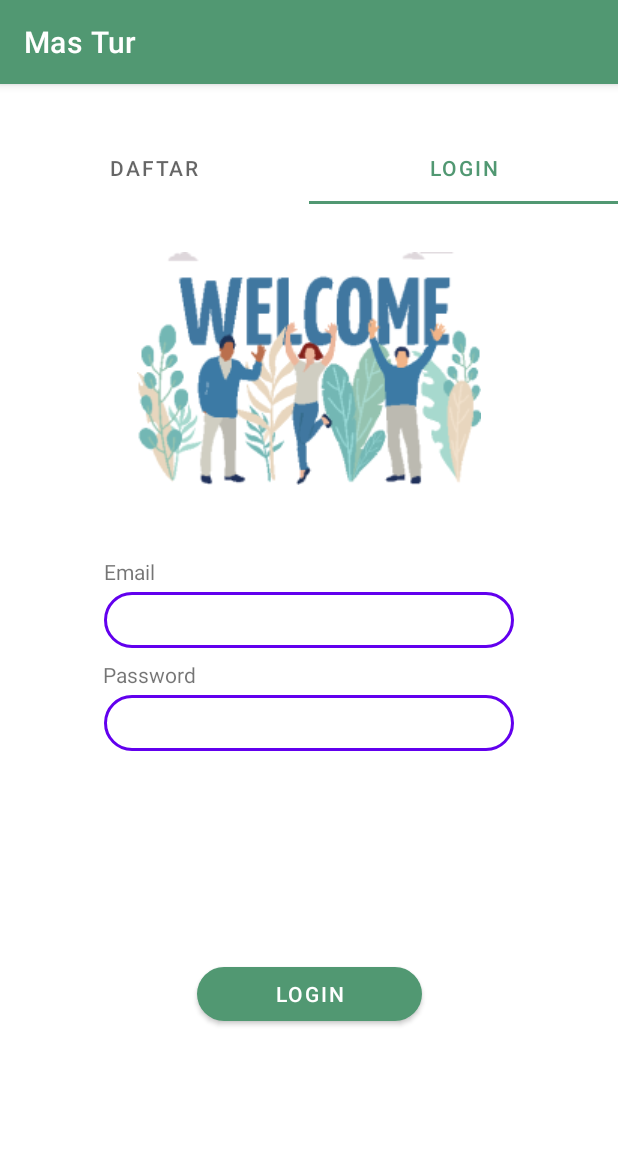
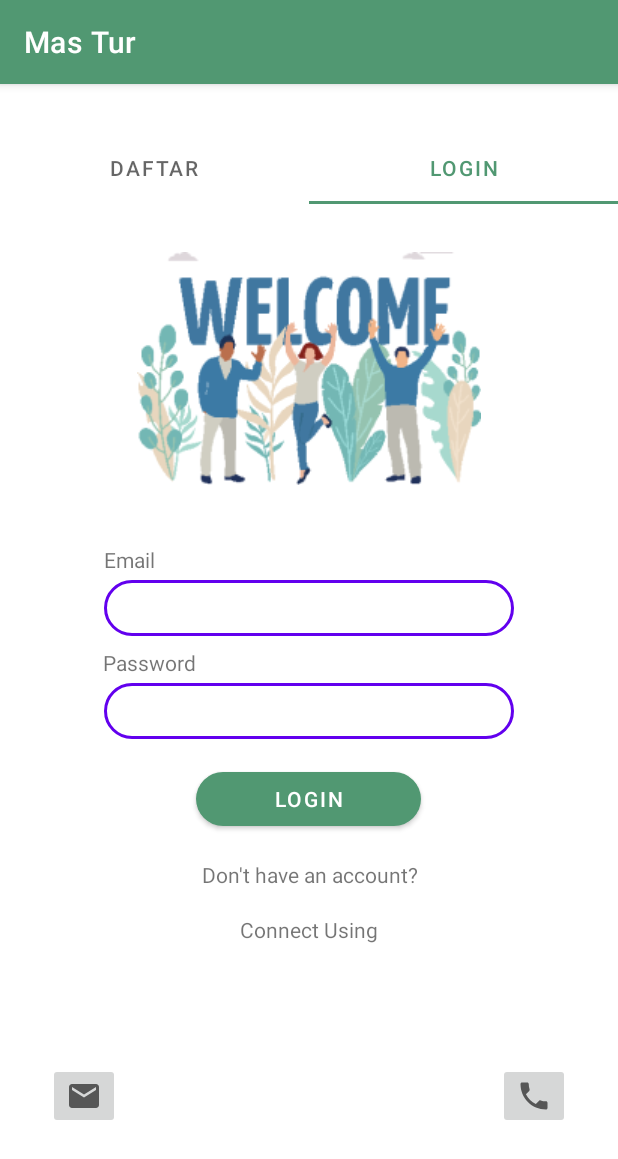
Before and after one commit to rfscenic/-ALFA-SC1-, an Android app: the DaftarFragment screen opened directly, with no data from a screen before it, tab 2 chosen, on a phone screen of 412 x 824 dp. Shown: the top 1159 px of the screen. Run offline under Robolectric (Android 15) with nearby library versions, the light colour scheme and no system bars.

Commit message:
Menambahkan button email dan phone pada halaman login

```diff
--- /dev/null
+++ b/Sprint2/Project/MasTur/app/src/main/res/drawable/ic_baseline_phone_24.xml
@@ -0,0 +1,10 @@
+<vector xmlns:android="http://schemas.android.com/apk/res/android"
+    android:width="24dp"
+    android:height="24dp"
+    android:viewportWidth="24"
+    android:viewportHeight="24"
+    android:tint="?attr/colorControlNormal">
+  <path
+      android:fillColor="@android:color/white"
+      android:pathData="M6.62,10.79c1.44,2.83 3.76,5.14 6.59,6.59l2.2,-2.2c0.27,-0.27 0.67,-0.36 1.02,-0.24 1.12,0.37 2.33,0.57 3.57,0.57 0.55,0 1,0.45 1,1V20c0,0.55 -0.45,1 -1,1 -9.39,0 -17,-7.61 -17,-17 0,-0.55 0.45,-1 1,-1h3.5c0.55,0 1,0.45 1,1 0,1.25 0.2,2.45 0.57,3.57 0.11,0.35 0.03,0.74 -0.25,1.02l-2.2,2.2z"/>
+</vector>
--- a/Sprint2/Project/MasTur/app/src/main/res/layout/fragment_login.xml
+++ b/Sprint2/Project/MasTur/app/src/main/res/layout/fragment_login.xml
@@ -11,7 +11,7 @@
         android:layout_width="wrap_content"
         android:layout_height="wrap_content"
         android:layout_marginTop="8dp"
-        android:text="Password"
+        android:text="@string/password"
         app:layout_constraintEnd_toEndOf="parent"
         app:layout_constraintHorizontal_bias="0.197"
         app:layout_constraintStart_toStartOf="parent"
@@ -27,18 +27,18 @@
         android:inputType="textPassword"
         app:layout_constraintEnd_toEndOf="parent"
         app:layout_constraintStart_toStartOf="parent"
-        app:layout_constraintTop_toBottomOf="@+id/textView6" />
+        app:layout_constraintTop_toBottomOf="@+id/textView6"
+        android:autofillHints="" />
 
     <Button
         android:id="@+id/button2"
         android:layout_width="150dp"
         android:layout_height="wrap_content"
         android:layout_marginTop="16dp"
-        android:layout_marginBottom="16dp"
-        android:text="Login"
+        android:text="@string/login"
         app:cornerRadius="60dp"
-        app:layout_constraintBottom_toBottomOf="parent"
         app:layout_constraintEnd_toEndOf="parent"
+        app:layout_constraintHorizontal_bias="0.498"
         app:layout_constraintStart_toStartOf="parent"
         app:layout_constraintTop_toBottomOf="@+id/editTextTextPassword2" />
 
@@ -46,7 +46,7 @@
         android:id="@+id/textView5"
         android:layout_width="wrap_content"
         android:layout_height="wrap_content"
-        android:layout_marginTop="16dp"
+        android:layout_marginTop="8dp"
         android:text="@string/prompt_email"
         app:layout_constraintEnd_toEndOf="parent"
         app:layout_constraintHorizontal_bias="0.183"
@@ -63,5 +63,54 @@
         android:inputType="textEmailAddress"
         app:layout_constraintEnd_toEndOf="parent"
         app:layout_constraintStart_toStartOf="parent"
-        app:layout_constraintTop_toBottomOf="@+id/textView5" />
+        app:layout_constraintTop_toBottomOf="@+id/textView5"
+        android:autofillHints="" />
+
+    <TextView
+        android:id="@+id/tvTextAccount"
+        android:layout_width="wrap_content"
+        android:layout_height="21dp"
+        android:layout_marginTop="16dp"
+        android:gravity="center"
+        android:text="@string/don_t_have_an_account"
+        app:layout_constraintEnd_toEndOf="@+id/button2"
+        app:layout_constraintStart_toStartOf="@+id/button2"
+        app:layout_constraintTop_toBottomOf="@+id/button2" />
+
+    <TextView
+        android:id="@+id/tvConneting"
+        android:layout_width="0dp"
+        android:layout_height="wrap_content"
+        android:layout_marginTop="16dp"
+        android:gravity="center"
+        android:text="@string/connect_using"
+        app:layout_constraintEnd_toEndOf="parent"
+        app:layout_constraintStart_toStartOf="parent"
+        app:layout_constraintTop_toBottomOf="@+id/tvTextAccount" />
+
+    <ImageButton
+        android:id="@+id/btnEmail"
+        android:layout_width="wrap_content"
+        android:layout_height="wrap_content"
+        android:layout_marginStart="32dp"
+        android:layout_marginTop="16dp"
+        android:layout_marginBottom="8dp"
+        android:contentDescription="@string/todo"
+        app:layout_constraintBottom_toBottomOf="parent"
+        app:layout_constraintStart_toStartOf="parent"
+        app:layout_constraintTop_toBottomOf="@+id/tvConneting"
+        app:srcCompat="@drawable/ic_baseline_email_24" />
+
+    <ImageButton
+        android:id="@+id/btnPhone"
+        android:layout_width="wrap_content"
+        android:layout_height="wrap_content"
+        android:layout_marginTop="16dp"
+        android:layout_marginEnd="32dp"
+        android:layout_marginBottom="8dp"
+        android:contentDescription="@string/todo"
+        app:layout_constraintBottom_toBottomOf="parent"
+        app:layout_constraintEnd_toEndOf="parent"
+        app:layout_constraintTop_toBottomOf="@+id/tvConneting"
+        app:srcCompat="@drawable/ic_baseline_phone_24" />
 </androidx.constraintlayout.widget.ConstraintLayout>
--- a/Sprint2/Project/MasTur/app/src/main/res/values/strings.xml
+++ b/Sprint2/Project/MasTur/app/src/main/res/values/strings.xml
@@ -257,4 +257,8 @@ FixOn Capsule Hotel dekat dengan Satria Stadium, Pendopo Si Panji, Alun-Alun Pur
     <string name="nama">Nama</string>
     <string name="Phone">Phone</string>
     <string name="email">Email</string>
+    <string name="don_t_have_an_account">Don\'t have an account?</string>
+    <string name="connect_using">Connect Using</string>
+    <string name="password">Password</string>
+    <string name="login">Login</string>
 </resources>
```
